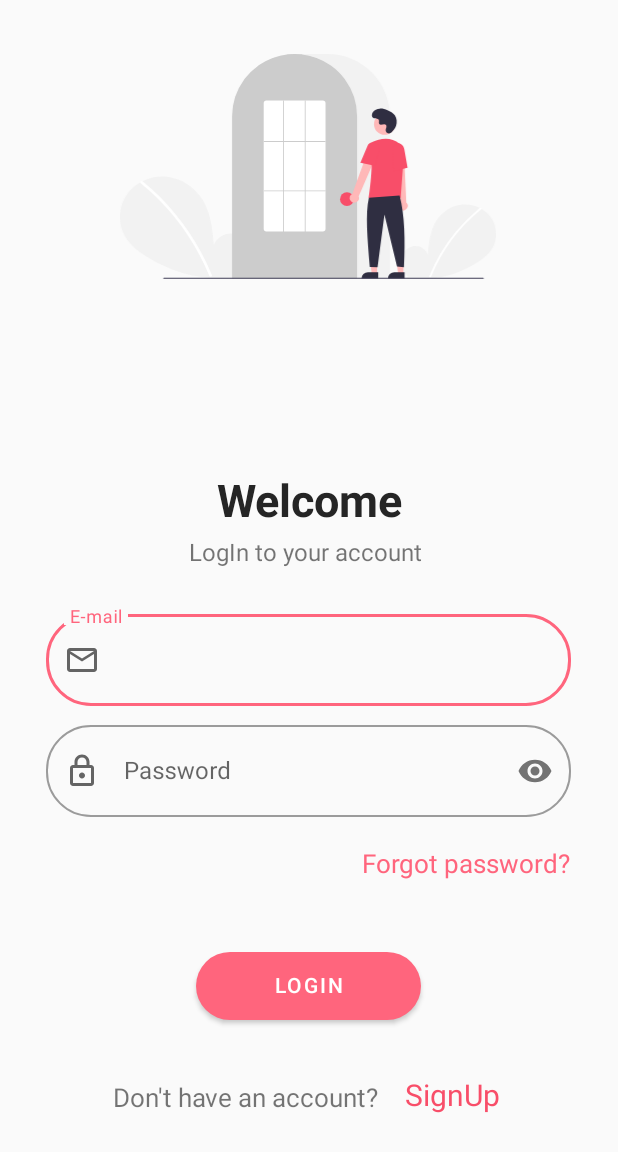
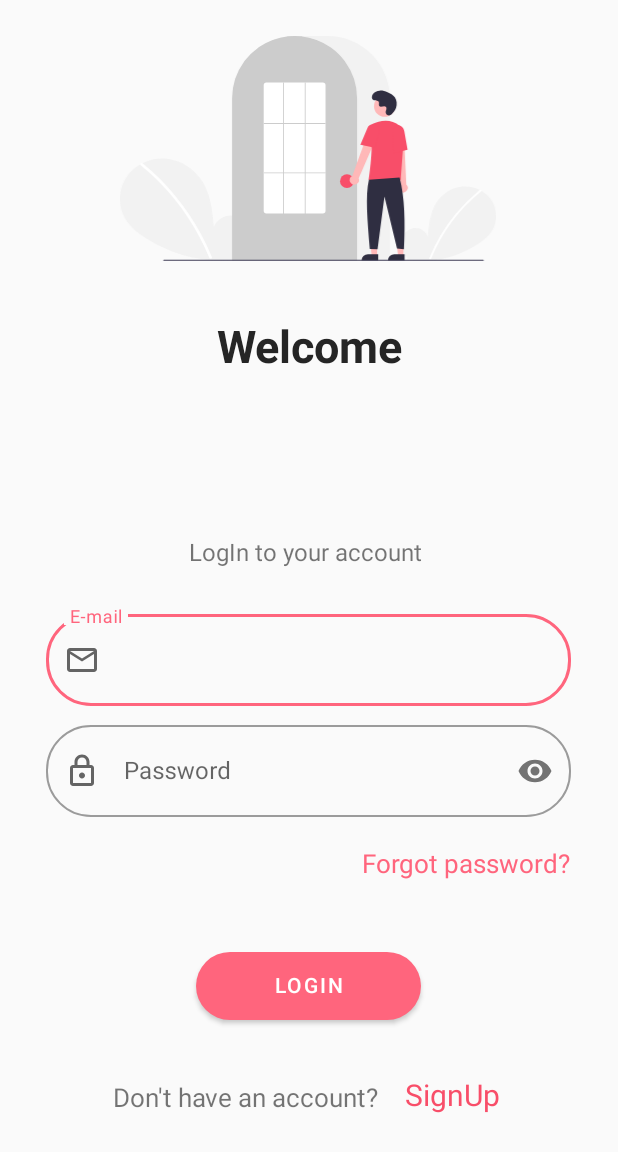
Before and after one commit to isahilgupta1306/BookBecho-Book-Selling-Application, an Android app: the screen it shows after launch (login), on a phone screen of 412 x 824 dp. Shown: the top 1152 px of the screen. Run offline under Robolectric (Android 15) with nearby library versions, the light colour scheme and no system bars; our stand-ins replace Firebase (no records; nobody signed in at launch, a user with empty details on screens opened directly).

```diff
--- a/app/src/main/AndroidManifest.xml
+++ b/app/src/main/AndroidManifest.xml
@@ -2,6 +2,8 @@
 <manifest xmlns:android="http://schemas.android.com/apk/res/android"
     xmlns:tools="http://schemas.android.com/tools"
     package="com.example.bookbecho">
+
+    <uses-permission android:name="android.permission.READ_EXTERNAL_STORAGE" />
 
     <application
         android:allowBackup="true"
--- a/app/src/main/java/com/example/bookbecho/MainActivity.java
+++ b/app/src/main/java/com/example/bookbecho/MainActivity.java
@@ -62,6 +62,7 @@ public class MainActivity extends AppCompatActivity {
                     case R.id.home :
                         tempFrag = new home_fragment();
                         drawerLayout.closeDrawer(GravityCompat.START);
+                        getSupportFragmentManager().beginTransaction().replace(R.id.frameLayout , tempFrag).commit();
                         break;
                     case R.id.profile :
                          //tempFrag = new home_fragment();    //for adding new fragPiece
@@ -70,11 +71,12 @@ public class MainActivity extends AppCompatActivity {
                     case R.id.logout :
                         drawerLayout.closeDrawer(GravityCompat.START);
                         FirebaseAuth.getInstance().signOut();
-                        startActivity(new Intent(getApplicationContext(), login.class));
+                        Intent intent = new Intent(getApplicationContext(), login.class);
+                        startActivity(intent);
                         finish();
                         break;
                 }
-                getSupportFragmentManager().beginTransaction().replace(R.id.frameLayout , tempFrag).commit();
+
                 return true;
             }
         });
--- a/app/src/main/res/layout/activity_login.xml
+++ b/app/src/main/res/layout/activity_login.xml
@@ -12,43 +12,43 @@
         android:id="@+id/appCompatImageView"
         android:layout_width="300dp"
         android:layout_height="150dp"
-        android:layout_marginTop="36dp"
+        android:layout_marginTop="24dp"
         android:src="@drawable/loginbanner"
-        app:layout_constraintBottom_toTopOf="@+id/welcome"
+
         app:layout_constraintEnd_toEndOf="parent"
         app:layout_constraintHorizontal_bias="0.495"
         app:layout_constraintStart_toStartOf="parent"
-        app:layout_constraintTop_toTopOf="parent"
-        app:layout_constraintVertical_bias="0.0" />
+        app:layout_constraintTop_toTopOf="parent" />
 
     <TextView
         android:id="@+id/welcome"
         android:layout_width="wrap_content"
         android:layout_height="wrap_content"
-        android:layout_marginBottom="3dp"
+        android:layout_marginTop="36dp"
         android:text="Welcome"
         android:textAlignment="center"
         android:textColor="@color/blackText"
         android:textSize="30dp"
         android:textStyle="bold"
-        app:layout_constraintBottom_toTopOf="@+id/login_text"
         app:layout_constraintEnd_toEndOf="parent"
-        app:layout_constraintStart_toStartOf="parent" />
+        app:layout_constraintStart_toStartOf="parent"
+        app:layout_constraintTop_toBottomOf="@+id/appCompatImageView" />
 
     <TextView
         android:id="@+id/login_text"
         android:layout_width="wrap_content"
         android:layout_height="wrap_content"
-
+        android:layout_marginTop="5dp"
         android:layout_marginBottom="25dp"
         android:text="LogIn to your account"
-
         android:textSize="16dp"
         app:layout_constraintBottom_toTopOf="@+id/outlinedTextField"
 
         app:layout_constraintEnd_toEndOf="parent"
         app:layout_constraintHorizontal_bias="0.49"
-        app:layout_constraintStart_toStartOf="parent" />
+        app:layout_constraintStart_toStartOf="parent"
+        app:layout_constraintTop_toBottomOf="@+id/welcome"
+        app:layout_constraintVertical_bias="1.0" />
 
     <com.google.android.material.textfield.TextInputLayout
         android:id="@+id/outlinedTextField"
```
